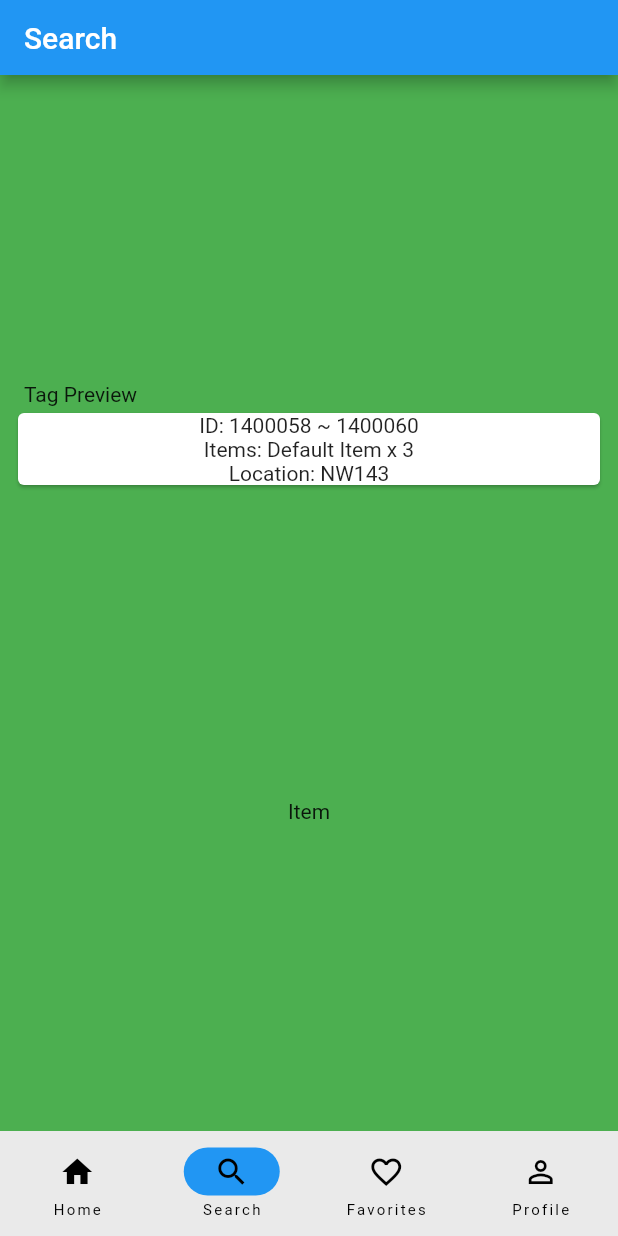
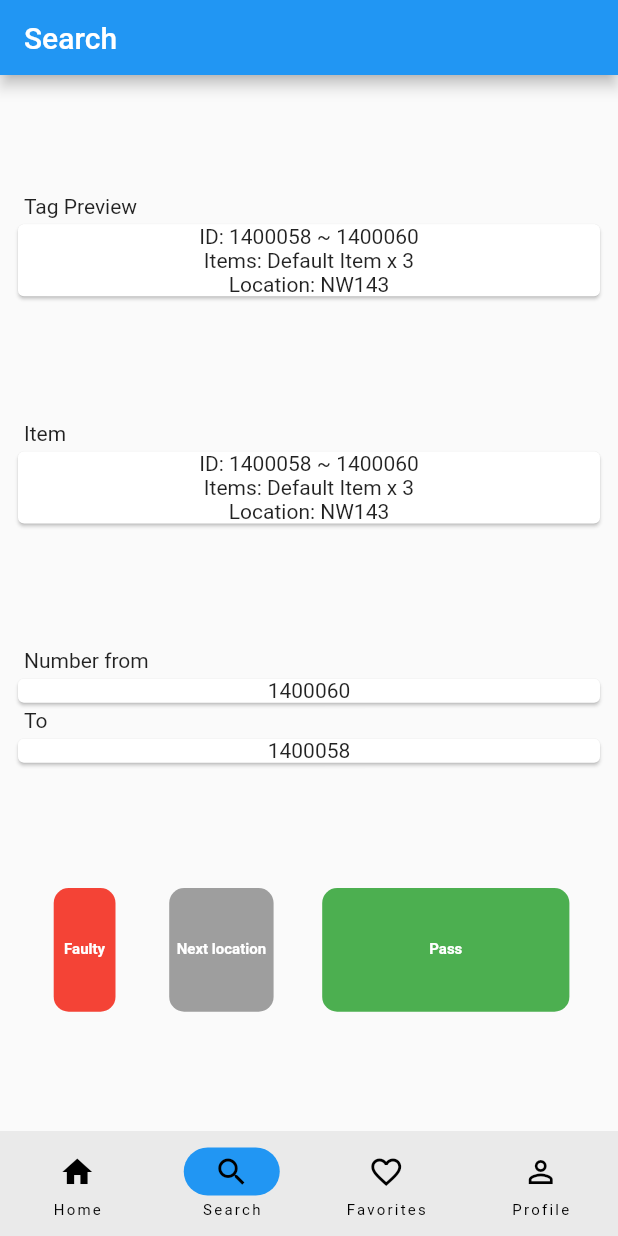
Before and after one commit to fxfzxxx/test_tag, a Flutter app: the screen it shows after launch, item 2 of the bottom bar chosen, on a phone screen of 412 x 824 dp. Run offline on Flutter 3.47's test engine with Material 2 defaults, Android fonts, the light colour scheme and no system bars; our stand-ins replace get; generated files the repository leaves out were written again.

Commit message:
Added the tag buttons at the bottom.

```diff
--- /dev/null
+++ b/lib/src/widgets/buttons/tag_button.dart
@@ -0,0 +1,37 @@
+import 'package:flutter/material.dart';
+import 'package:test_tag/src/utils/app_layout.dart';
+
+class TagButton extends StatelessWidget {
+  final String text;
+  final Color color;
+  final VoidCallback onTap;
+  final double width;
+
+  const TagButton({Key? key, required this.text, required this.color, required this.width, required this.onTap})
+      : super(key: key);
+
+  @override
+  Widget build(BuildContext context) {
+    double screenHeight = AppLayout.getSize(context).height;
+    double screenWidth = AppLayout.getSize(context).width;
+
+    return FilledButton(
+      onPressed: onTap,
+
+
+      style: ElevatedButton.styleFrom(
+        backgroundColor: color,
+        minimumSize: Size(screenWidth * width, screenHeight * 0.1),
+        shape: RoundedRectangleBorder(
+          borderRadius: BorderRadius.circular(10),
+        ),
+        padding: EdgeInsets.all(5),
+        textStyle: TextStyle(
+          fontSize: 10,
+          fontWeight: FontWeight.bold,
+        ),
+      ),
+      child: Text(text,maxLines: 2,),
+    );
+  }
+}
--- a/lib/src/widgets/navigationbar_example.dart
+++ b/lib/src/widgets/navigationbar_example.dart
@@ -1,7 +1,6 @@
-import 'dart:ffi';
-
 import 'package:flutter/material.dart';
 import 'package:test_tag/src/utils/app_layout.dart';
+import 'package:test_tag/src/widgets/buttons/tag_button.dart';
 
 class NavigationBarExample extends StatefulWidget {
   const NavigationBarExample({super.key});
@@ -12,6 +11,7 @@ class NavigationBarExample extends StatefulWidget {
 
 class _NavigationBarExampleState extends State<NavigationBarExample> {
   int currentPageIndex = 0;
+
   String item = 'Default Item';
   final destinationArray = [
     const NavigationDestination(
@@ -37,6 +37,8 @@ class _NavigationBarExampleState extends State<NavigationBarExample> {
   ];
   @override
   Widget build(BuildContext context) {
+    double screenHeight = AppLayout.getSize(context).height;
+    double screenWidth = AppLayout.getSize(context).width;
     return Scaffold(
       appBar: AppBar(
         title: Text(destinationArray[currentPageIndex].label),
@@ -59,11 +61,11 @@ class _NavigationBarExampleState extends State<NavigationBarExample> {
             child: Text('Home'),
           ),
         ),
-        Container(
+        SizedBox(
           width: double.infinity,
-          color: Colors.green,
-          child: Flex(
-            direction: Axis.vertical,
+          // color: Colors.green,
+          child: Column(
+            // direction: Axis.vertical,
             mainAxisAlignment: MainAxisAlignment.spaceEvenly,
             children: <Widget>[
               Container(
@@ -94,7 +96,98 @@ class _NavigationBarExampleState extends State<NavigationBarExample> {
                   ],
                 ),
               ),
-              const Text('Item')
+              Container(
+                margin: const EdgeInsetsDirectional.symmetric(horizontal: 8),
+                child: Column(
+                  crossAxisAlignment: CrossAxisAlignment.start,
+                  children: [
+                    Container(
+                        margin: const EdgeInsetsDirectional.symmetric(
+                            horizontal: 8),
+                        alignment: Alignment.bottomLeft,
+                        child: const Text(
+                          'Item',
+                        )),
+                    Card(
+                        child: SizedBox(
+                      width: double.infinity,
+                      // margin:
+                      //     const EdgeInsetsDirectional.symmetric(horizontal: 15),
+                      child: Column(
+                        children: <Widget>[
+                          const Text('ID: 1400058 ~ 1400060'),
+                          Text('Items: $item x 3'),
+                          const Text('Location: NW143'),
+                        ],
+                      ),
+                    )),
+                  ],
+                ),
+              ),
+              Container(
+                margin: const EdgeInsetsDirectional.symmetric(horizontal: 8),
+                child: Column(
+                  crossAxisAlignment: CrossAxisAlignment.start,
+                  children: [
+                    Container(
+                        margin: const EdgeInsetsDirectional.symmetric(
+                            horizontal: 8),
+                        alignment: Alignment.bottomLeft,
+                        child: const Text(
+                          'Number from',
+                        )),
+                    const Card(
+                        child: SizedBox(
+                      width: double.infinity,
+                      // margin:
+                      //     const EdgeInsetsDirectional.symmetric(horizontal: 15),
+                      child: Column(
+                        children: <Widget>[
+                          Text('1400060'),
+                        ],
+                      ),
+                    )),
+                    Container(
+                        margin: const EdgeInsetsDirectional.symmetric(
+                            horizontal: 8),
+                        alignment: Alignment.bottomLeft,
+                        child: const Text(
+                          'To',
+                        )),
+                    const Card(
+                        child: SizedBox(
+                      width: double.infinity,
+                      // margin:
+                      //     const EdgeInsetsDirectional.symmetric(horizontal: 15),
+                      child: Column(
+                        children: <Widget>[
+                          Text('1400058'),
+                        ],
+                      ),
+                    )),
+                  ],
+                ),
+              ),
+              Row(
+                mainAxisAlignment: MainAxisAlignment.spaceEvenly,
+                children: [
+                  TagButton(
+                      text: 'Faulty',
+                      color: Colors.red,
+                      width: 0.1,
+                      onTap: () => {}),
+                  TagButton(
+                      text: 'Next location',
+                      color: Colors.grey,
+                      width: 0.1,
+                      onTap: () => {}),
+                  TagButton(
+                      text: 'Pass',
+                      color: Colors.green,
+                      width: 0.4,
+                      onTap: () => {}),
+                ],
+              )
             ],
           ),
         ),
```
